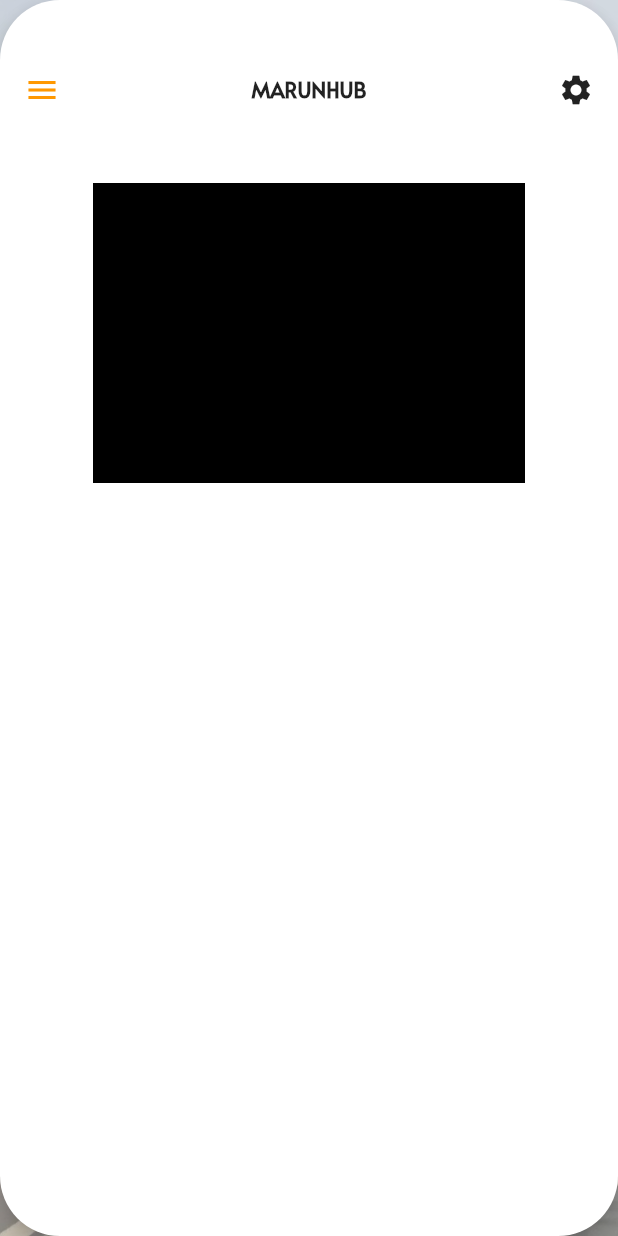
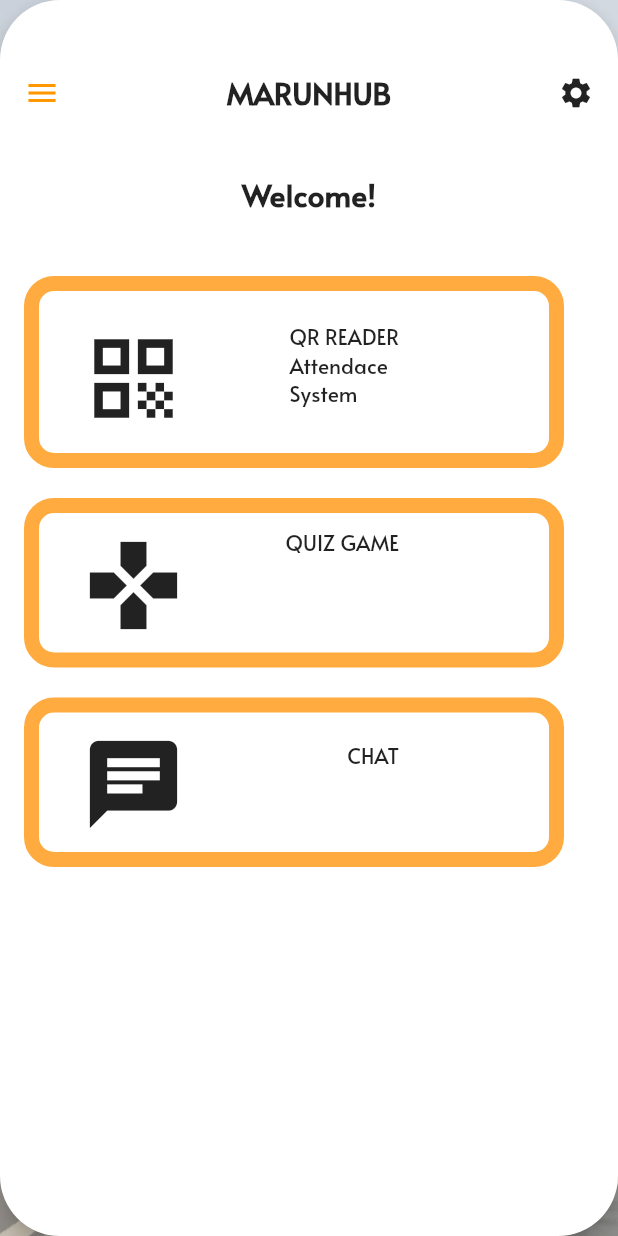
Before and after one commit to Kenreks/CSE3044_ProjectGRP40, a Flutter app: the MenuScreen screen opened directly, on a phone screen of 412 x 824 dp. Run offline on Flutter 3.47's test engine with Material 2 defaults, Android fonts, the light colour scheme and no system bars; our stand-ins replace sqflite, toast; missing offline and left inert: email_auth; accounts and stored records are empty.

Commit message:
menu_edited

```diff
--- a/project_unihub/lib/screens/Menu/components/body.dart
+++ b/project_unihub/lib/screens/Menu/components/body.dart
@@ -2,6 +2,7 @@ import 'package:flutter/material.dart';
 import 'package:path/path.dart';
 import 'package:project_unihub/components/menu_button.dart';
 import 'package:project_unihub/screens/Menu/components/background.dart';
+import 'package:project_unihub/screens/Menu/menu_screen.dart';
 import 'package:project_unihub/screens/welcome_screen.dart';
 import 'package:toast/toast.dart';
 
@@ -59,9 +60,11 @@ class _BodyState extends State<Body> with SingleTickerProviderStateMixin {
           children: <Widget>[
             TextButton(
               onPressed: () {
-                print("dashhh");
+                Navigator.push(context, MaterialPageRoute(builder: (context) {
+                  return MenuScreen();
+                }));
               },
-              child: Text("Dashboard",
+              child: Text("Menu",
                   style: TextStyle(color: Colors.black, fontSize: 22)),
             ),
             TextButton(
@@ -120,28 +123,136 @@ class _BodyState extends State<Body> with SingleTickerProviderStateMixin {
                     },
                   ),
                   Text("MARUNHUB",
-                      style: TextStyle(fontWeight: FontWeight.bold)),
+                      style:
+                          TextStyle(fontWeight: FontWeight.bold, fontSize: 20)),
                   Icon(Icons.settings),
                 ],
               ),
               SizedBox(
-                height: 50,
+                height: 40,
               ),
               Container(
-                height: 200,
-                child: PageView(
-                  controller: PageController(viewportFraction: 0.8),
-                  scrollDirection: Axis.horizontal,
-                  pageSnapping: true,
-                  children: <Widget>[
-                    Container(
-                      margin: const EdgeInsets.symmetric(horizontal: 8),
-                      color: Colors.black,
-                      width: 100,
-                    ),
-                  ],
+                alignment: Alignment.center,
+                child: Text(
+                  "Welcome!",
+                  style: TextStyle(fontWeight: FontWeight.bold, fontSize: 20),
                 ),
-              )
+              ),
+              SizedBox(
+                height: 40,
+              ),
+              SizedBox(
+                child: InkWell(
+                  child: Container(
+                      margin: const EdgeInsets.only(right: 20),
+                      padding: const EdgeInsets.only(
+                          left: 20, right: 100, top: 1, bottom: 30),
+                      decoration: BoxDecoration(
+                          border:
+                              Border.all(width: 10, color: Colors.orangeAccent),
+                          borderRadius: BorderRadius.circular(20)),
+                      child: Column(
+                        children: <Widget>[
+                          Row(
+                            mainAxisAlignment: MainAxisAlignment.spaceBetween,
+                            children: <Widget>[
+                              IconButton(
+                                icon: const Icon(
+                                  Icons.qr_code,
+                                  size: 70,
+                                ),
+                                onPressed: () {
+                                  Toast.show("Qr Reader");
+                                },
+                              ),
+                              Container(
+                                alignment: Alignment.center,
+                                padding: const EdgeInsets.only(top: 20),
+                                child: Text(
+                                  "QR READER\nAttendace\nSystem",
+                                ),
+                              )
+                            ],
+                          )
+                        ],
+                      )),
+                  onTap: () {},
+                ),
+              ),
+              SizedBox(
+                height: 20,
+              ),
+              SizedBox(
+                child: InkWell(
+                  child: Container(
+                      margin: const EdgeInsets.only(right: 20),
+                      padding: const EdgeInsets.only(
+                          left: 20, right: 100, top: 5, bottom: 40),
+                      decoration: BoxDecoration(
+                          border:
+                              Border.all(width: 10, color: Colors.orangeAccent),
+                          borderRadius: BorderRadius.circular(20)),
+                      child: Column(
+                        children: <Widget>[
+                          Row(
+                            mainAxisAlignment: MainAxisAlignment.spaceBetween,
+                            children: <Widget>[
+                              IconButton(
+                                icon: const Icon(
+                                  Icons.gamepad,
+                                  size: 70,
+                                ),
+                                onPressed: () {
+                                  Toast.show("Quiz Game");
+                                },
+                              ),
+                              Text(
+                                "QUIZ GAME\n",
+                              )
+                            ],
+                          )
+                        ],
+                      )),
+                  onTap: () {},
+                ),
+              ),
+              SizedBox(
+                height: 20,
+              ),
+              SizedBox(
+                child: InkWell(
+                  child: Container(
+                      margin: const EdgeInsets.only(right: 20),
+                      padding: const EdgeInsets.only(
+                          left: 20, right: 100, top: 5, bottom: 40),
+                      decoration: BoxDecoration(
+                          border:
+                              Border.all(width: 10, color: Colors.orangeAccent),
+                          borderRadius: BorderRadius.circular(20)),
+                      child: Column(
+                        children: <Widget>[
+                          Row(
+                            mainAxisAlignment: MainAxisAlignment.spaceBetween,
+                            children: <Widget>[
+                              IconButton(
+                                icon: const Icon(
+                                  Icons.chat,
+                                  size: 70,
+                                ),
+                                onPressed: () {
+                                  Toast.show("Chat");
+                                },
+                              ),
+                              Text(
+                                "CHAT",
+                              )
+                            ],
+                          )
+                        ],
+                      )),
+                  onTap: () {},
+                ),
+              ),
             ],
           ),
         ),
```
